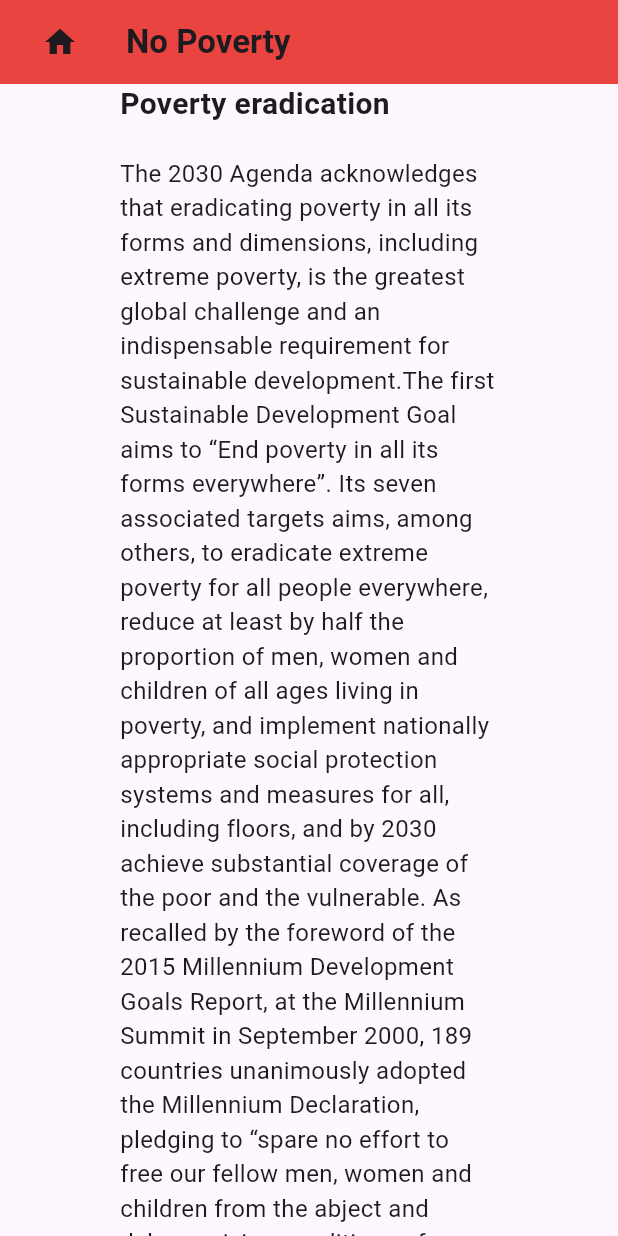
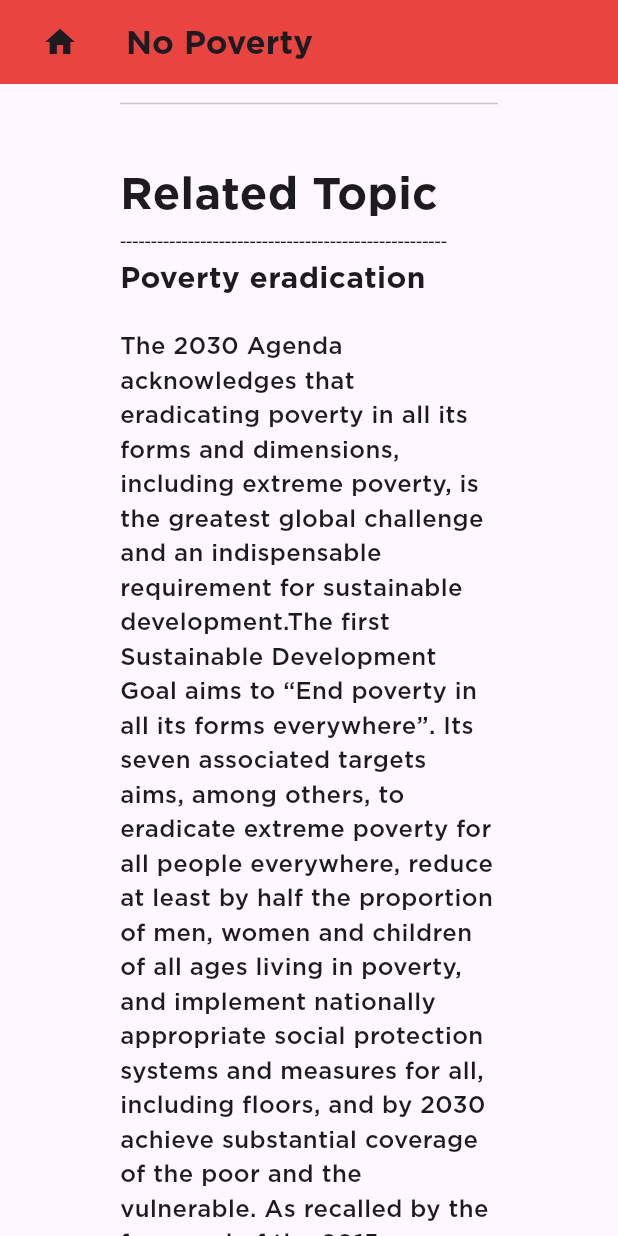
Before and after one commit to aireef/sustainable-development-goals, a Flutter app: the details screen opened directly with sample values from the repository, scrolled down 1728 dp, on a phone screen of 412 x 824 dp. Run offline on Flutter 3.47's test engine with Material 3 defaults, Android fonts, the phone set to English and light mode, and no system bars.

Commit message:
update fonts and datas

```diff
--- a/lib/components/details.dart
+++ b/lib/components/details.dart
@@ -24,7 +24,8 @@ class details extends StatelessWidget {
             SizedBox(width: 20,),
             Text(goal.goalName,
             style: TextStyle(
-              fontWeight: FontWeight.bold
+              fontWeight: FontWeight.bold,
+              fontFamily: 'gotham',
             ),),
           ],
         ),
@@ -50,7 +51,8 @@ class details extends StatelessWidget {
                 Text("About This Goal",
                 style: TextStyle(
                   fontWeight: FontWeight.bold,
-                  fontSize: 30
+                  fontSize: 30,
+                  fontFamily: 'gotham',
                 ),),
 
                 Text("-----------------------------------------------------"),
@@ -59,7 +61,9 @@ class details extends StatelessWidget {
 
                 Text(goal.description,
                 style: TextStyle(
-                  fontSize: 16
+                  fontSize: 16,
+                  fontFamily: 'gotham',
+                  fontWeight: FontWeight.w500,
                 ),),
 
                 SizedBox(height: 30,),
@@ -71,7 +75,8 @@ class details extends StatelessWidget {
                 Text("Related Topic",
                 style: TextStyle(
                   fontWeight: FontWeight.bold,
-                  fontSize: 30
+                  fontSize: 30,
+                  fontFamily: 'gotham',
                 ),),
 
                 Text("-----------------------------------------------------"),
@@ -79,7 +84,8 @@ class details extends StatelessWidget {
                 Text(goal.relatedTopicsTitle,
                 style: TextStyle(
                   fontWeight: FontWeight.bold,
-                  fontSize: 20
+                  fontSize: 20,
+                  fontFamily: 'gotham',
                 ),),
 
                 SizedBox(height: 20,),
@@ -87,7 +93,9 @@ class details extends StatelessWidget {
                 Text(goal.relatedTopics,
                 style: TextStyle(
                   // fontWeight: FontWeight.bold,
-                  fontSize: 16
+                  fontSize: 16,
+                  fontWeight: FontWeight.w500,
+                  fontFamily: 'gotham',
                 ),),
 
 
--- a/lib/model/sdgs.dart
+++ b/lib/model/sdgs.dart
@@ -94,5 +94,7 @@ var goals = [
   description: 'Goal 7 is about ensuring access to clean and affordable energy, which is key to the development of agriculture, business, communications, education, healthcare and transportation. The world continues to advance towards sustainable energy targets – but not fast enough. At the current pace, about 660 million people will still lack access to electricity and close to 2 billion people will still rely on polluting fuels and technologies for cooking by 2030. Our everyday life depends on reliable and affordable energy. And yet the consumption of energy is the dominant contributor to climate change, accounting for around 60 percent of total global greenhouse gas emissions. From 2015 to 2021, the proportion of the global population with access to electricity has increased from 87 per cent to 91 per cent. Ensuring universal access to affordable electricity by 2030 means investing in clean energy sources such as solar, wind and thermal. Expanding infrastructure and upgrading technology to provide clean energy in all developing countries is a crucial goal that can both encourage growth and help the environment.',
   relatedTopicsTitle: 'Energy',
   relatedTopics: 'In 2015, the UN General Assembly adopted the 2030 Agenda for Sustainable Development, which include a dedicated and stand-alone goal on energy, SDG 7, calling to "ensure access to affordable, reliable, sustainable and modern energy for all". Energy lies at the heart of both the 2030 Agenda for Sustainable Development and the Paris Agreement on Climate Change. Achieving SDG7 will open a new world of opportunities for millions of people through new economic opportunities and jobs, empowered women, children and youth, better education and health, more sustainable, equitable and inclusive communities, and greater protections from, and resilience to, climate change. The Global Roadmap for Accelerated SDG 7 Action resulting from the High-level Dialogue on Energy 2021 provides a guide for collective action on energy across sectors.'
-  )
+  ),
+
+
 ];
```
Also changed, not shown: lib/home.dart (+11 -1 lines), pubspec.yaml (+12 -0 lines), fonts/Gotham-Black.otf (added), fonts/Gotham-BlackItalic.otf (added), fonts/Gotham-Bold.otf (added), fonts/Gotham-BoldItalic.otf (added), fonts/Gotham-Book.otf (added), fonts/Gotham-BookItalic.otf (added), fonts/Gotham-Light.otf (added), fonts/Gotham-LightItalic.otf (added), fonts/Gotham-Medium.otf (added), fonts/Gotham-MediumItalic.otf (added), fonts/Gotham-Thin.otf (added), fonts/Gotham-ThinItalic.otf (added), 4 more files.
